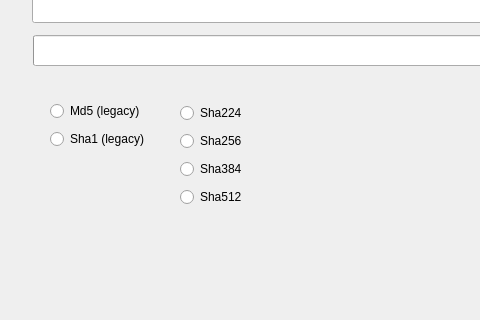
Old version of the form mainwindow.ui in the repository eanyx/hash-calculator; both pictures show x 0 to 480 and y 114 to 434 of the 1409 by 652 pixel window.
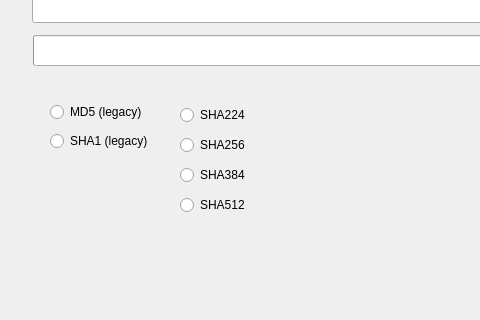
New version of the form.

Commit message: v 0.2 - implementation of different hash algorithms, results tested with standard Linux hash command and certutil on Windows

The edit to the form file:
```diff
--- a/mainwindow.ui
+++ b/mainwindow.ui
@@ -115,67 +115,67 @@
      <string>Cancel</string>
     </property>
    </widget>
-   <widget class="QWidget" name="">
+   <widget class="QWidget" name="layoutWidget">
     <property name="geometry">
      <rect>
       <x>180</x>
       <y>215</y>
-      <width>76</width>
-      <height>112</height>
+      <width>82</width>
+      <height>119</height>
      </rect>
     </property>
     <layout class="QVBoxLayout" name="verticalLayout">
      <item>
       <widget class="QRadioButton" name="sha224_radioButton">
        <property name="text">
-        <string>Sha224</string>
+        <string>SHA224</string>
        </property>
       </widget>
      </item>
      <item>
       <widget class="QRadioButton" name="sha256_radioButton">
        <property name="text">
-        <string>Sha256</string>
+        <string>SHA256</string>
        </property>
       </widget>
      </item>
      <item>
       <widget class="QRadioButton" name="sha384_radioButton">
        <property name="text">
-        <string>Sha384</string>
+        <string>SHA384</string>
        </property>
       </widget>
      </item>
      <item>
       <widget class="QRadioButton" name="sha512_radioButton">
        <property name="text">
-        <string>Sha512</string>
+        <string>SHA512</string>
        </property>
       </widget>
      </item>
     </layout>
    </widget>
-   <widget class="QWidget" name="">
+   <widget class="QWidget" name="layoutWidget">
     <property name="geometry">
      <rect>
       <x>50</x>
       <y>213</y>
-      <width>115</width>
-      <height>54</height>
+      <width>123</width>
+      <height>57</height>
      </rect>
     </property>
     <layout class="QVBoxLayout" name="verticalLayout_2">
      <item>
       <widget class="QRadioButton" name="md5_radioButton">
        <property name="text">
-        <string>Md5 (legacy)</string>
+        <string>MD5 (legacy)</string>
        </property>
       </widget>
      </item>
      <item>
       <widget class="QRadioButton" name="sha1_radioButton">
        <property name="text">
-        <string>Sha1 (legacy)</string>
+        <string>SHA1 (legacy)</string>
        </property>
       </widget>
      </item>
```
Left out of the diff: 2 changed lines with no effect on the pictures. The commit also changes 1 other file.
